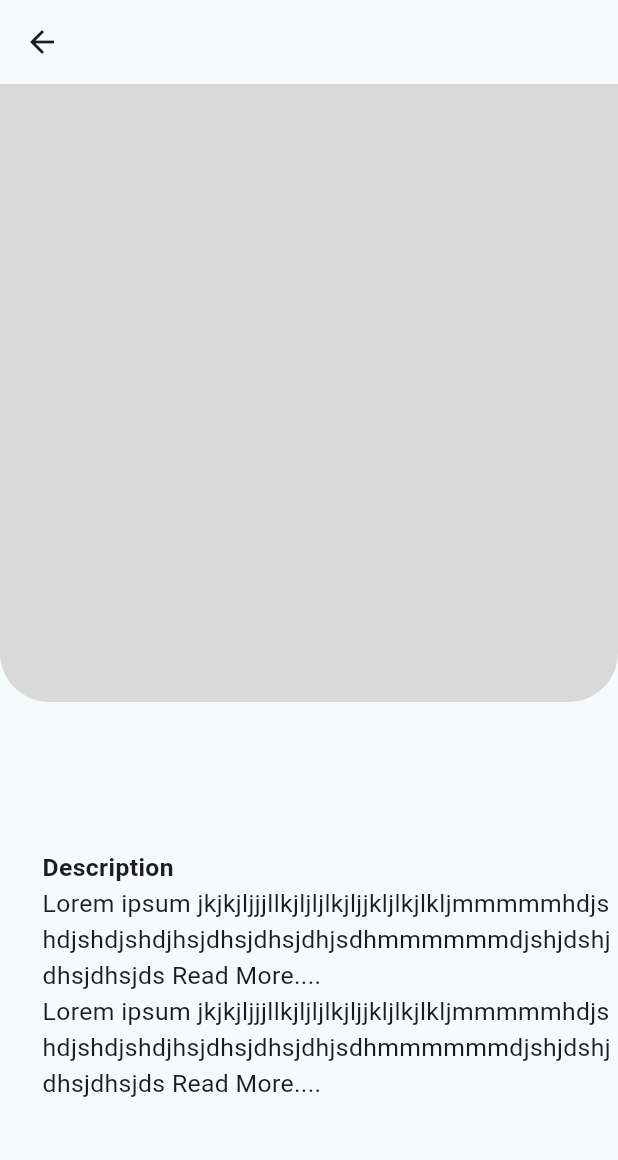
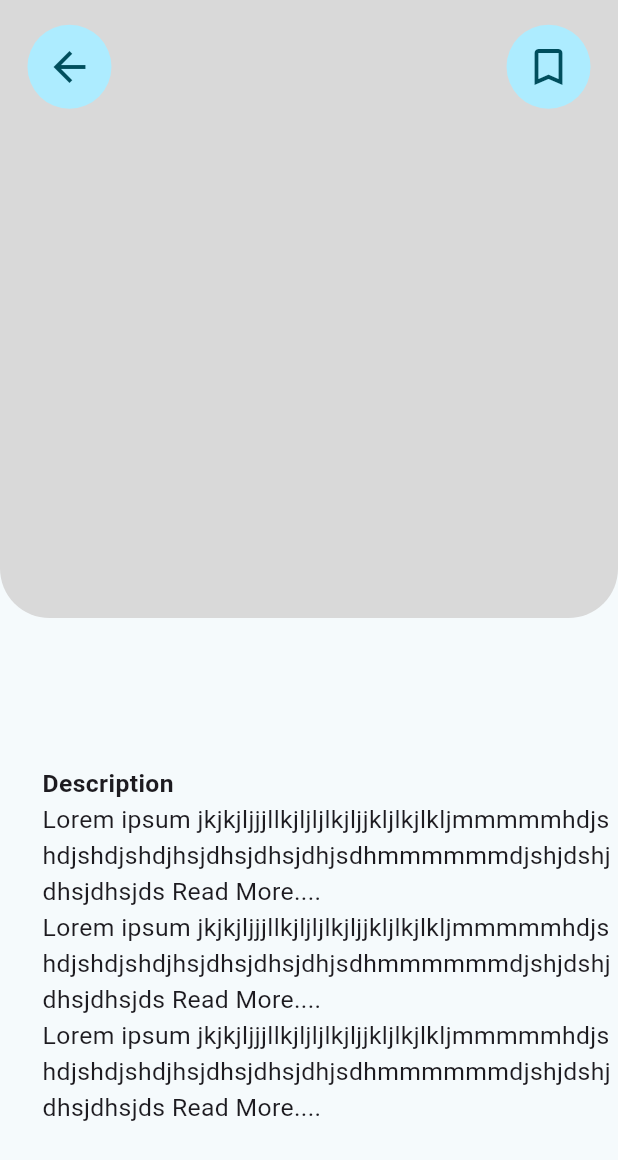
Before and after one commit to Abdallah867/travel_app, a Flutter app: the TripDetailsView screen opened directly with empty values, on a phone screen of 412 x 824 dp. Shown: the top 1160 px of the screen. Run offline on Flutter 3.47's test engine with Material 3 defaults, Android fonts, the phone set to English and light mode, and no system bars; our stand-ins replace appwrite, bloc, dartz, flutter_bloc, flutter_screenutil, get_it and 3 more; accounts and stored records are empty.

Commit message:
Refactor trip details view layout and add custom circular icon
Refactored the layout structure of the trip details view and added a custom
circular icon widget for better UI design and functionality.

```diff
--- a/lib/features/trip_details/presentation/views/trip_details_view.dart
+++ b/lib/features/trip_details/presentation/views/trip_details_view.dart
@@ -1,6 +1,4 @@
-import 'package:flutter/cupertino.dart';
 import 'package:flutter/material.dart';
-import 'package:flutter/widgets.dart';
 import 'package:flutter_screenutil/flutter_screenutil.dart';
 import 'package:travel_app/core/utils/font_weight_helper.dart';
 import 'package:travel_app/core/utils/text_styles.dart';
@@ -15,19 +13,38 @@ class TripDetailsView extends StatelessWidget {
   Widget build(BuildContext context) {
     return Scaffold(
       // appBar: AppBar(),
-      body: CustomScrollView(
+      body: SafeArea(
+        child: CustomScrollView(
           slivers: [
-          const SliverAppBar(),
             SliverToBoxAdapter(
-            child: Container(
+              child: Stack(
+                children: [
+                  Container(
                     height: 400.h,
                     width: double.infinity,
                     decoration: BoxDecoration(
-                color: Color(0xFFD9D9D9),
+                      color: const Color(0xFFD9D9D9),
                       borderRadius: BorderRadius.only(
                           bottomLeft: Radius.circular(32.r),
                           bottomRight: Radius.circular(32.r)),
                     ),
+                  ),
+                  Padding(
+                    padding: EdgeInsets.symmetric(
+                        horizontal: 16.0.w, vertical: 16.h),
+                    child: const Row(
+                      mainAxisAlignment: MainAxisAlignment.spaceBetween,
+                      children: [
+                        CustomCircularIcon(
+                          icon: Icons.arrow_back,
+                        ),
+                        CustomCircularIcon(
+                          icon: Icons.bookmark_outline,
+                        ),
+                      ],
+                    ),
+                  ),
+                ],
               ),
             ),
             const SliverToBoxAdapter(child: VerticalSpace(size: 96)),
@@ -82,12 +99,31 @@ class TripDetailsView extends StatelessWidget {
                           .copyWith(fontWeight: FontWeightHelper.regular),
                     ),
                   ),
-                VerticalSpace(size: 1000)
                 ],
               ),
             ),
           ],
         ),
+      ),
     );
   }
 }
+
+class CustomCircularIcon extends StatelessWidget {
+  final IconData icon;
+  const CustomCircularIcon({
+    super.key,
+    required this.icon,
+  });
+
+  @override
+  Widget build(BuildContext context) {
+    return CircleAvatar(
+      radius: 28,
+      child: Icon(
+        icon,
+        size: 32,
+      ),
+    );
+  }
+}
```
Lines whose indentation alone changed are shown as unchanged.
